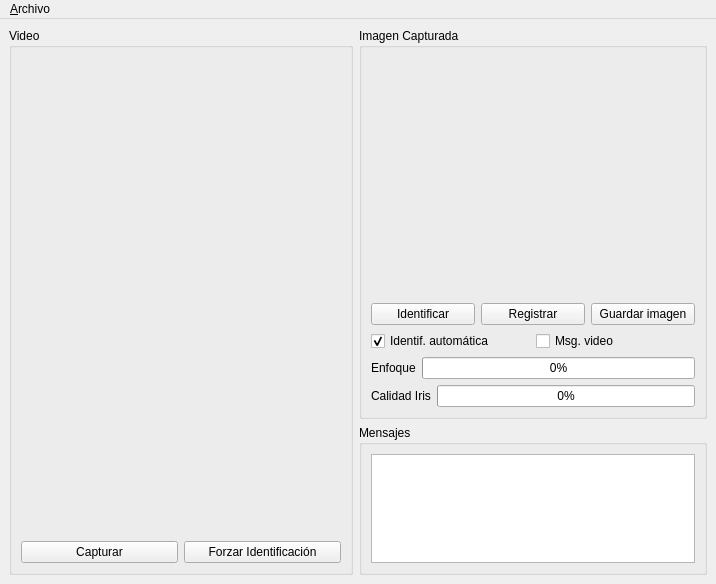
First picture: the form in ui/forms/MainForm.ui, repository mottalli/horus, before the edit.
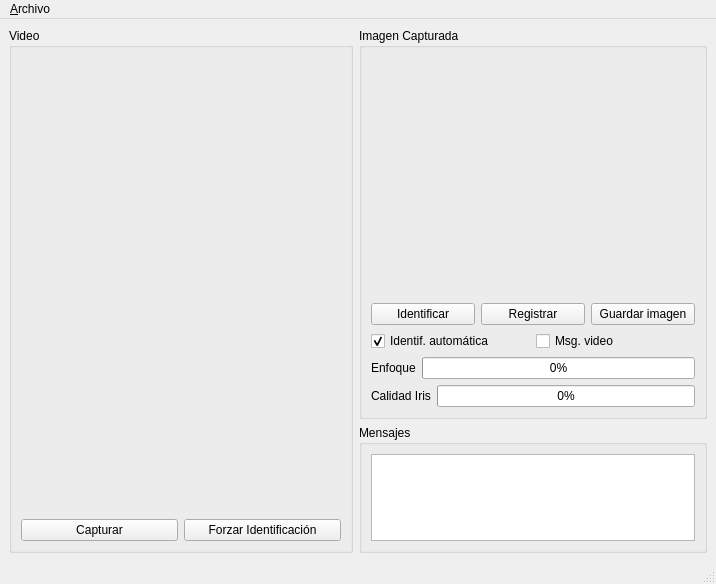
Second picture: the form after the edit. Custom widgets are drawn as their Qt base class.

What changed in the file:
```diff
--- a/ui/forms/MainForm.ui
+++ b/ui/forms/MainForm.ui
@@ -180,6 +180,7 @@
    </widget>
    <addaction name="menu_Archivo"/>
   </widget>
+  <widget class="QStatusBar" name="statusBar"/>
   <action name="actionE_xit">
    <property name="text">
     <string>&amp;Salir</string>
```
Left out of the diff: 2 changed lines with no effect on the pictures.
